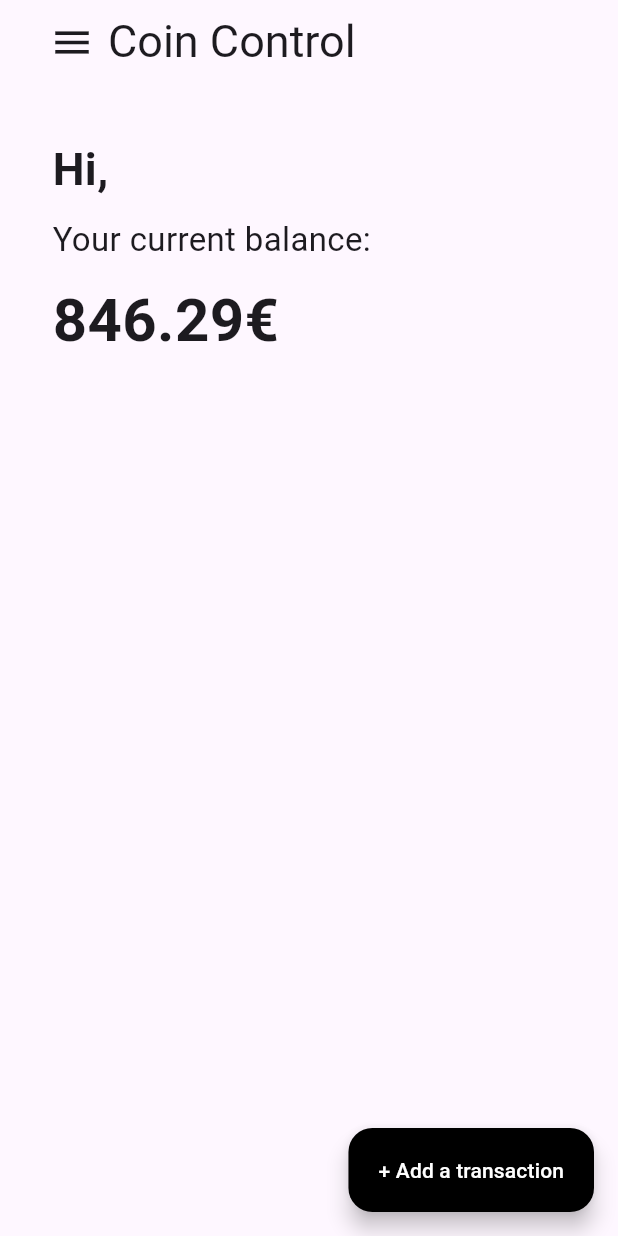
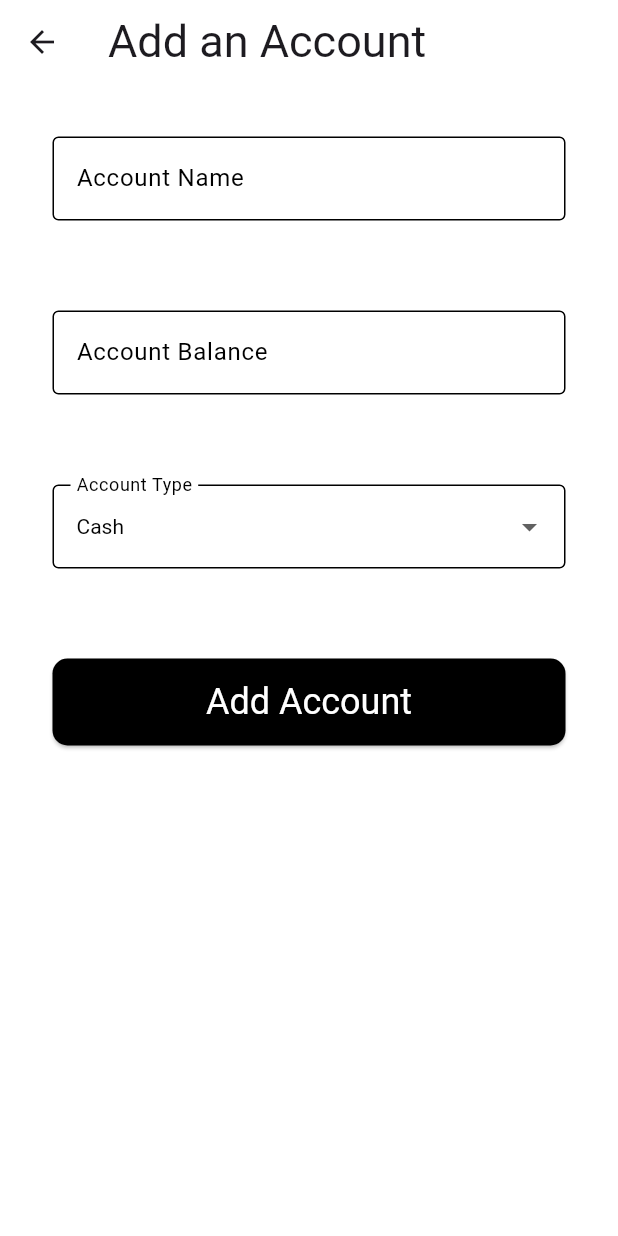
Before and after one commit to Frivox1/coin_control, a Flutter app: the HomeScreen screen opened by its route, after a tap on the "menu" icon, after a tap on "Add an account", on a phone screen of 412 x 824 dp. Run offline on Flutter 3.47's test engine with Material 3 defaults, Android fonts, the phone set to English and light mode, and no system bars; our stand-ins replace firebase_auth, firebase_core; accounts and stored records are empty; network calls fail; statements that could not run were skipped.

Commit message:
rajout d'un theme + creation page add account

```diff
--- /dev/null
+++ b/lib/screens/add_account_screen.dart
@@ -0,0 +1,142 @@
+import 'package:flutter/material.dart';
+
+class AddAccountScreen extends StatefulWidget {
+  const AddAccountScreen({super.key});
+
+  @override
+  _AddAccountScreenState createState() => _AddAccountScreenState();
+}
+
+class _AddAccountScreenState extends State<AddAccountScreen> {
+  final GlobalKey<FormState> _formKey = GlobalKey<FormState>();
+
+  String _accountName = '';
+  String _selectedAccountType = 'Cash'; // Default value changed to 'Cash'
+  double _accountBalance = 0.0;
+
+  final List<String> _accountTypes = [
+    'Cash',
+    'Digital',
+    'Investment'
+  ]; // Account types
+
+  @override
+  Widget build(BuildContext context) {
+    return Scaffold(
+      appBar: AppBar(
+        title: const Text('Add an Account', style: TextStyle(fontSize: 30)),
+      ),
+      body: Padding(
+        padding: const EdgeInsets.all(35.0),
+        child: Form(
+          key: _formKey,
+          child: Column(
+            crossAxisAlignment: CrossAxisAlignment.start,
+            children: [
+              TextFormField(
+                decoration: const InputDecoration(
+                  labelText: 'Account Name',
+                  border: OutlineInputBorder(),
+                ),
+                style: const TextStyle(
+                    color: Colors.white), // Couleur du texte de saisie
+                validator: (value) {
+                  if (value == null || value.isEmpty) {
+                    return 'Please enter the account name';
+                  }
+                  return null;
+                },
+                onChanged: (value) {
+                  setState(() {
+                    _accountName = value;
+                  });
+                },
+              ),
+              const SizedBox(height: 60), // Increased space
+              TextFormField(
+                decoration: const InputDecoration(
+                  labelText: 'Account Balance',
+                  border: OutlineInputBorder(),
+                ),
+                style: const TextStyle(
+                    color: Colors.white), // Couleur du texte de saisie
+                keyboardType: TextInputType.number,
+                validator: (value) {
+                  if (value == null || value.isEmpty) {
+                    return 'Please enter the account balance';
+                  }
+                  return null;
+                },
+                onChanged: (value) {
+                  setState(() {
+                    _accountBalance = double.parse(value);
+                  });
+                },
+              ),
+              const SizedBox(height: 60), // Increased space
+              DropdownButtonFormField<String>(
+                value: _selectedAccountType,
+                items: _accountTypes.map((type) {
+                  return DropdownMenuItem(
+                    value: type,
+                    child: Text(type),
+                  );
+                }).toList(),
+                onChanged: (value) {
+                  setState(() {
+                    _selectedAccountType = value!;
+                  });
+                },
+                decoration: const InputDecoration(
+                  labelText: 'Account Type',
+                  border: OutlineInputBorder(),
+                ),
+                style: const TextStyle(
+                    color: Colors.black), // Couleur du texte de sélection
+                dropdownColor:
+                    Colors.white, // Couleur de fond de la liste déroulante
+              ),
+              const SizedBox(height: 60), // Increased space
+              SizedBox(
+                // Added SizedBox to make the button as wide as the form
+                width: double.infinity,
+                child: ElevatedButton(
+                  onPressed: () {
+                    if (_formKey.currentState!.validate()) {
+                      // Call a function to handle account creation with the entered data
+                      _createAccount();
+                    }
+                  },
+                  style: ElevatedButton.styleFrom(
+                    foregroundColor: Colors.white,
+                    backgroundColor: Colors.black,
+                    textStyle: const TextStyle(
+                      fontSize: 24,
+                    ), // Button color
+                    padding: const EdgeInsets.symmetric(
+                      vertical: 15,
+                      horizontal: 30,
+                    ), // Padding
+                    shape: RoundedRectangleBorder(
+                      borderRadius:
+                          BorderRadius.circular(10), // Rounded corners
+                    ),
+                  ),
+                  child: const Text('Add Account'),
+                ),
+              ),
+            ],
+          ),
+        ),
+      ),
+    );
+  }
+
+  void _createAccount() {
+    // Implement your logic to handle the creation of the account with the entered data
+    print('Account Name: $_accountName');
+    print('Account Type: $_selectedAccountType');
+    print('Account Balance: $_accountBalance');
+    // You can call Firebase or any other backend service here to save the account details
+  }
+}
--- a/lib/screens/home_screen.dart
+++ b/lib/screens/home_screen.dart
@@ -1,8 +1,9 @@
+import 'package:coin_control/screens/add_account_screen.dart';
 import 'package:flutter/material.dart';
 import 'package:firebase_auth/firebase_auth.dart';
 
 class HomeScreen extends StatelessWidget {
-  const HomeScreen({Key? key});
+  const HomeScreen({super.key});
 
   @override
   Widget build(BuildContext context) {
@@ -51,7 +52,9 @@ class HomeScreen extends StatelessWidget {
                 style: TextStyle(fontSize: 24),
               ),
               onTap: () {
-                Navigator.pop(context);
+                Navigator.push(context, MaterialPageRoute(builder: (context) {
+                  return const AddAccountScreen();
+                }));
               },
             ),
             ListTile(
--- a/lib/screens/login_screen.dart
+++ b/lib/screens/login_screen.dart
@@ -43,7 +43,7 @@ class _LoginScreenState extends State<LoginScreen> {
                 ),
               ),
               const SizedBox(height: 40),
-              Container(
+              SizedBox(
                 width: 500,
                 height: 60,
                 child: ElevatedButton(
```
Also changed, not shown: lib/main.dart (+41 -4 lines).
